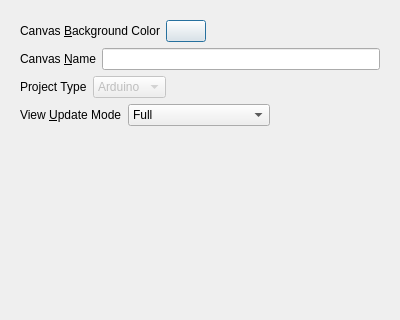
Old version of the form UI/glitch-canvas-settings.ui in the repository textbrowser/glitch; both pictures show x 0 to 400 and y 0 to 320 of the 400 by 500 pixel window.
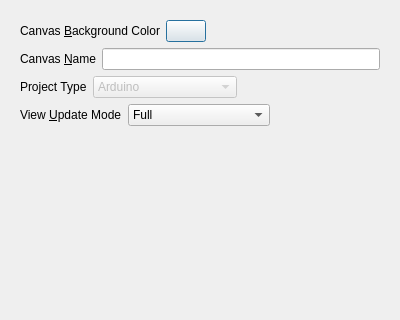
New version of the form. Icons and pictures are not drawn.

Commit message: Mac combination boxes.

Patch:
```diff
--- a/UI/glitch-canvas-settings.ui
+++ b/UI/glitch-canvas-settings.ui
@@ -104,6 +104,12 @@
            <property name="enabled">
             <bool>false</bool>
            </property>
+           <property name="sizePolicy">
+            <sizepolicy hsizetype="Expanding" vsizetype="Fixed">
+             <horstretch>0</horstretch>
+             <verstretch>0</verstretch>
+            </sizepolicy>
+           </property>
            <property name="currentIndex">
             <number>0</number>
            </property>
```
Left out of the diff: 6 changed lines with no effect on the pictures.
